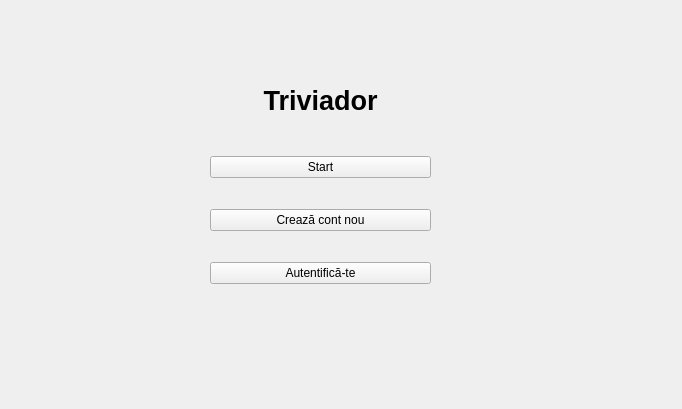
First picture: the form in Triviador/UI/forms/mainwindow.ui, repository andonealexandru/Triviador, before the edit.
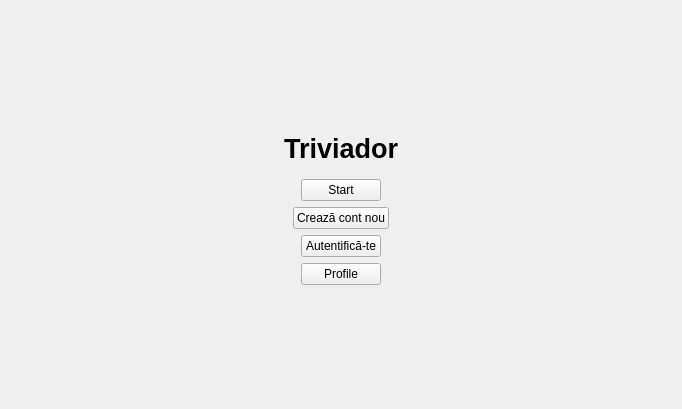
Second picture: the form after the edit.

Commit message: Created and implemented Profile class.

```diff
--- a/Triviador/UI/forms/mainwindow.ui
+++ b/Triviador/UI/forms/mainwindow.ui
@@ -14,15 +14,8 @@
    <string>MainWindow</string>
   </property>
   <widget class="QWidget" name="centralwidget">
-   <widget class="QWidget" name="verticalLayoutWidget">
-    <property name="geometry">
-     <rect>
-      <x>210</x>
-      <y>50</y>
-      <width>221</width>
-      <height>261</height>
-     </rect>
-    </property>
+   <layout class="QVBoxLayout" name="verticalLayout_3">
+    <item>
     <layout class="QVBoxLayout" name="verticalLayout">
      <item>
       <widget class="QLabel" name="label">
@@ -47,6 +40,21 @@
       </widget>
      </item>
      <item>
+       <layout class="QHBoxLayout" name="horizontalLayout_2">
+        <item>
+         <spacer name="horizontalSpacer_2">
+          <property name="orientation">
+           <enum>Qt::Horizontal</enum>
+          </property>
+          <property name="sizeHint" stdset="0">
+           <size>
+            <width>40</width>
+            <height>20</height>
+           </size>
+          </property>
+         </spacer>
+        </item>
+        <item>
       <widget class="QPushButton" name="startButton">
        <property name="text">
         <string>Start</string>
@@ -54,6 +62,36 @@
       </widget>
      </item>
      <item>
+         <spacer name="horizontalSpacer">
+          <property name="orientation">
+           <enum>Qt::Horizontal</enum>
+          </property>
+          <property name="sizeHint" stdset="0">
+           <size>
+            <width>40</width>
+            <height>20</height>
+           </size>
+          </property>
+         </spacer>
+        </item>
+       </layout>
+      </item>
+      <item>
+       <layout class="QHBoxLayout" name="horizontalLayout_3">
+        <item>
+         <spacer name="horizontalSpacer_3">
+          <property name="orientation">
+           <enum>Qt::Horizontal</enum>
+          </property>
+          <property name="sizeHint" stdset="0">
+           <size>
+            <width>40</width>
+            <height>20</height>
+           </size>
+          </property>
+         </spacer>
+        </item>
+        <item>
       <widget class="QPushButton" name="openButton">
        <property name="text">
         <string>Crează cont nou</string>
@@ -61,14 +99,97 @@
       </widget>
      </item>
      <item>
+         <spacer name="horizontalSpacer_4">
+          <property name="orientation">
+           <enum>Qt::Horizontal</enum>
+          </property>
+          <property name="sizeHint" stdset="0">
+           <size>
+            <width>40</width>
+            <height>20</height>
+           </size>
+          </property>
+         </spacer>
+        </item>
+       </layout>
+      </item>
+      <item>
+       <layout class="QHBoxLayout" name="horizontalLayout_4">
+        <item>
+         <spacer name="horizontalSpacer_5">
+          <property name="orientation">
+           <enum>Qt::Horizontal</enum>
+          </property>
+          <property name="sizeHint" stdset="0">
+           <size>
+            <width>40</width>
+            <height>20</height>
+           </size>
+          </property>
+         </spacer>
+        </item>
+        <item>
       <widget class="QPushButton" name="openButton_2">
        <property name="text">
         <string>Autentifică-te</string>
        </property>
       </widget>
      </item>
-    </layout>
-   </widget>
+        <item>
+         <spacer name="horizontalSpacer_6">
+          <property name="orientation">
+           <enum>Qt::Horizontal</enum>
+          </property>
+          <property name="sizeHint" stdset="0">
+           <size>
+            <width>40</width>
+            <height>20</height>
+           </size>
+          </property>
+         </spacer>
+        </item>
+       </layout>
+      </item>
+      <item>
+       <layout class="QHBoxLayout" name="horizontalLayout_5">
+        <item>
+         <spacer name="horizontalSpacer_7">
+          <property name="orientation">
+           <enum>Qt::Horizontal</enum>
+          </property>
+          <property name="sizeHint" stdset="0">
+           <size>
+            <width>40</width>
+            <height>20</height>
+           </size>
+          </property>
+         </spacer>
+        </item>
+        <item>
+         <widget class="QPushButton" name="profileButton">
+          <property name="text">
+           <string>Profile</string>
+          </property>
+         </widget>
+        </item>
+        <item>
+         <spacer name="horizontalSpacer_8">
+          <property name="orientation">
+           <enum>Qt::Horizontal</enum>
+          </property>
+          <property name="sizeHint" stdset="0">
+           <size>
+            <width>40</width>
+            <height>20</height>
+           </size>
+          </property>
+         </spacer>
+        </item>
+       </layout>
+      </item>
+     </layout>
+    </item>
+   </layout>
   </widget>
  </widget>
  <resources/>
```
Lines whose indentation alone changed are shown as unchanged. The commit also changes 6 other files.
